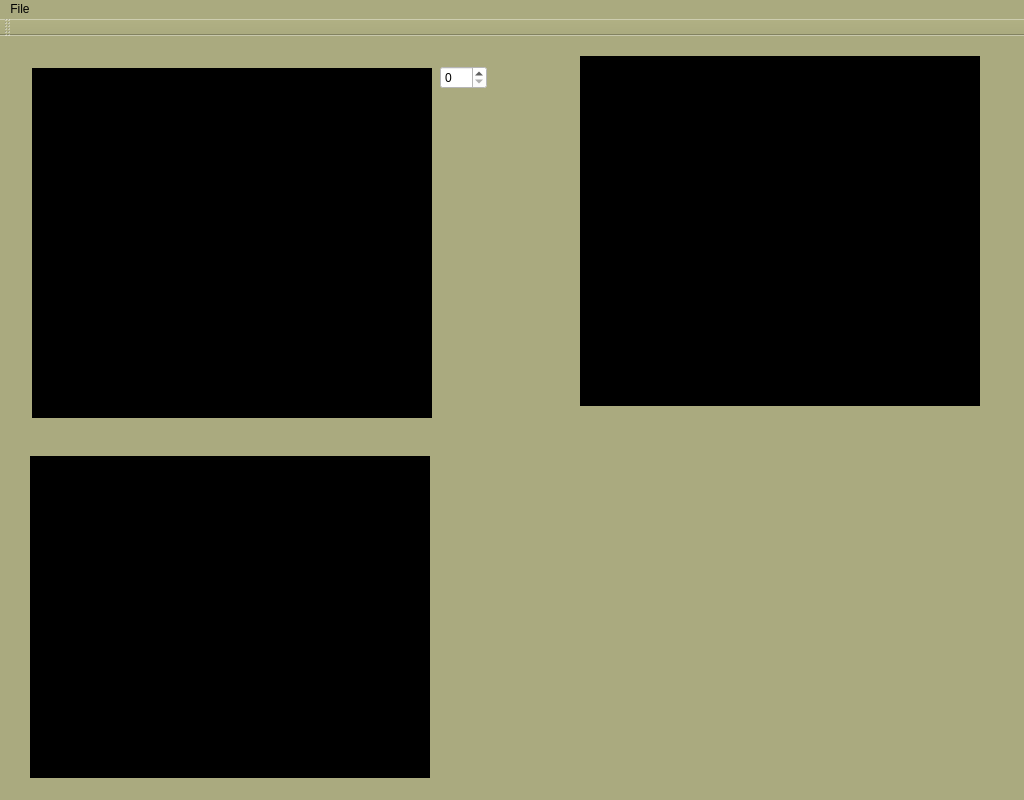
First picture: the form in HelloWorld/mainwindow.ui, repository deangelign/MedicalImageVisualizing, before the edit.
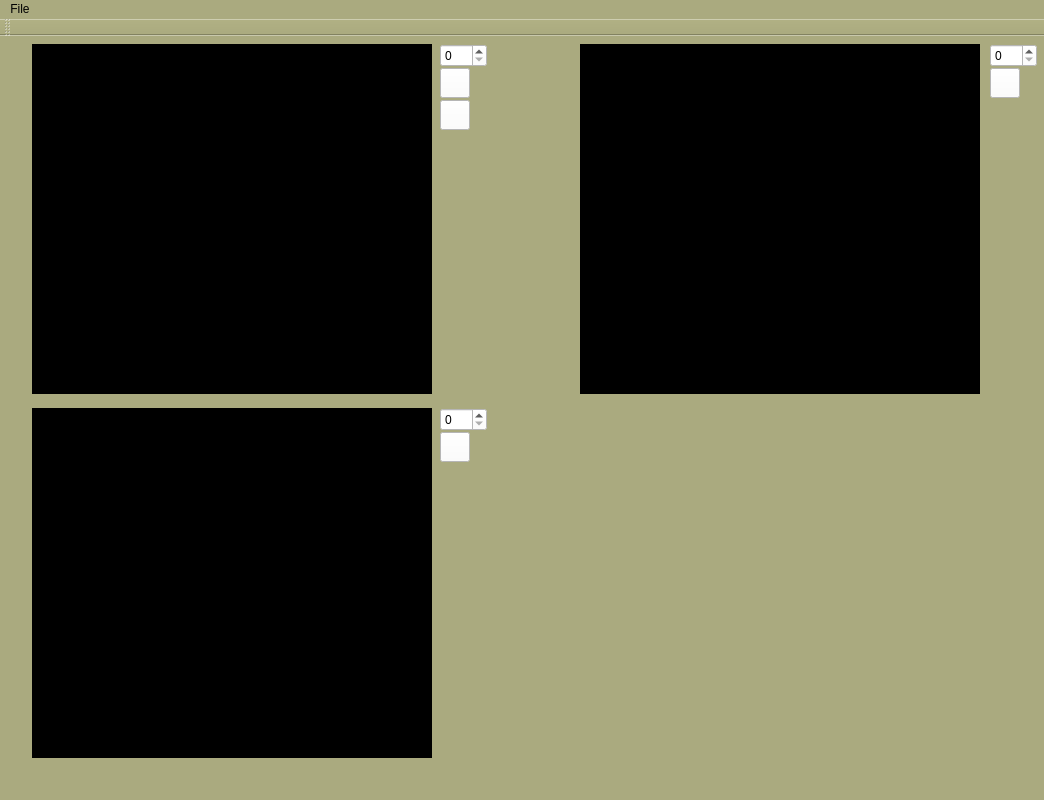
Second picture: the form after the edit. Icons and pictures are not drawn.

What changed in the file:
```diff
--- a/HelloWorld/mainwindow.ui
+++ b/HelloWorld/mainwindow.ui
@@ -6,7 +6,7 @@
    <rect>
     <x>0</x>
     <y>0</y>
-    <width>1024</width>
+    <width>1044</width>
     <height>800</height>
    </rect>
   </property>
@@ -21,7 +21,7 @@
     <property name="geometry">
      <rect>
       <x>32</x>
-      <y>32</y>
+      <y>8</y>
       <width>400</width>
       <height>350</height>
      </rect>
@@ -45,7 +45,7 @@
     <property name="geometry">
      <rect>
       <x>580</x>
-      <y>20</y>
+      <y>8</y>
       <width>400</width>
       <height>350</height>
      </rect>
@@ -68,8 +68,8 @@
    <widget class="QLabel" name="labelFigureX">
     <property name="geometry">
      <rect>
-      <x>30</x>
-      <y>420</y>
+      <x>32</x>
+      <y>372</y>
       <width>400</width>
       <height>350</height>
      </rect>
@@ -93,7 +93,7 @@
     <property name="geometry">
      <rect>
       <x>440</x>
-      <y>30</y>
+      <y>8</y>
       <width>47</width>
       <height>23</height>
      </rect>
@@ -102,6 +102,136 @@
      <string notr="true">background-color: rgb(255, 255, 255);</string>
     </property>
    </widget>
+   <widget class="QSpinBox" name="spinBoxImageY">
+    <property name="geometry">
+     <rect>
+      <x>990</x>
+      <y>8</y>
+      <width>47</width>
+      <height>23</height>
+     </rect>
+    </property>
+    <property name="styleSheet">
+     <string notr="true">background-color: rgb(255, 255, 255);</string>
+    </property>
+   </widget>
+   <widget class="QSpinBox" name="spinBoxImageX">
+    <property name="geometry">
+     <rect>
+      <x>440</x>
+      <y>372</y>
+      <width>47</width>
+      <height>23</height>
+     </rect>
+    </property>
+    <property name="styleSheet">
+     <string notr="true">background-color: rgb(255, 255, 255);</string>
+    </property>
+   </widget>
+   <widget class="QPushButton" name="rotateZ_90AntiClockwise">
+    <property name="geometry">
+     <rect>
+      <x>440</x>
+      <y>32</y>
+      <width>30</width>
+      <height>30</height>
+     </rect>
+    </property>
+    <property name="styleSheet">
+     <string notr="true">background-color: rgb(255, 255, 255);</string>
+    </property>
+    <property name="text">
+     <string/>
+    </property>
+    <property name="icon">
+     <iconset>
+      <normaloff>../icons/rotationAntiCloskwise.png</normaloff>../icons/rotationAntiCloskwise.png</iconset>
+    </property>
+    <property name="iconSize">
+     <size>
+      <width>20</width>
+      <height>20</height>
+     </size>
+    </property>
+   </widget>
+   <widget class="QPushButton" name="mirrorZ">
+    <property name="geometry">
+     <rect>
+      <x>440</x>
+      <y>64</y>
+      <width>30</width>
+      <height>30</height>
+     </rect>
+    </property>
+    <property name="styleSheet">
+     <string notr="true">background-color: rgb(255, 255, 255);</string>
+    </property>
+    <property name="text">
+     <string/>
+    </property>
+    <property name="icon">
+     <iconset>
+      <normaloff>../icons/plainicon.com-40295-256px.png</normaloff>../icons/plainicon.com-40295-256px.png</iconset>
+    </property>
+    <property name="iconSize">
+     <size>
+      <width>20</width>
+      <height>20</height>
+     </size>
+    </property>
+   </widget>
+   <widget class="QPushButton" name="rotateY_90Anticlockwise">
+    <property name="geometry">
+     <rect>
+      <x>990</x>
+      <y>32</y>
+      <width>30</width>
+      <height>30</height>
+     </rect>
+    </property>
+    <property name="styleSheet">
+     <string notr="true">background-color: rgb(255, 255, 255);</string>
+    </property>
+    <property name="text">
+     <string/>
+    </property>
+    <property name="icon">
+     <iconset>
+      <normaloff>../icons/rotationAntiCloskwise.png</normaloff>../icons/rotationAntiCloskwise.png</iconset>
+    </property>
+    <property name="iconSize">
+     <size>
+      <width>20</width>
+      <height>20</height>
+     </size>
+    </property>
+   </widget>
+   <widget class="QPushButton" name="rotateY_90Anticlockwise_2">
+    <property name="geometry">
+     <rect>
+      <x>440</x>
+      <y>396</y>
+      <width>30</width>
+      <height>30</height>
+     </rect>
+    </property>
+    <property name="styleSheet">
+     <string notr="true">background-color: rgb(255, 255, 255);</string>
+    </property>
+    <property name="text">
+     <string/>
+    </property>
+    <property name="icon">
+     <iconset>
+      <normaloff>../icons/rotationAntiCloskwise.png</normaloff>../icons/rotationAntiCloskwise.png</iconset>
+    </property>
+    <property name="iconSize">
+     <size>
+      <width>20</width>
+      <height>20</height>
+     </size>
+    </property>
+   </widget>
   </widget>
   <widget class="QToolBar" name="mainToolBar">
    <attribute name="toolBarArea">
@@ -117,7 +247,7 @@
     <rect>
      <x>0</x>
      <y>0</y>
-     <width>1024</width>
+     <width>1044</width>
      <height>19</height>
     </rect>
    </property>
```
Left out of the diff: 15 changed lines with no effect on the pictures.
